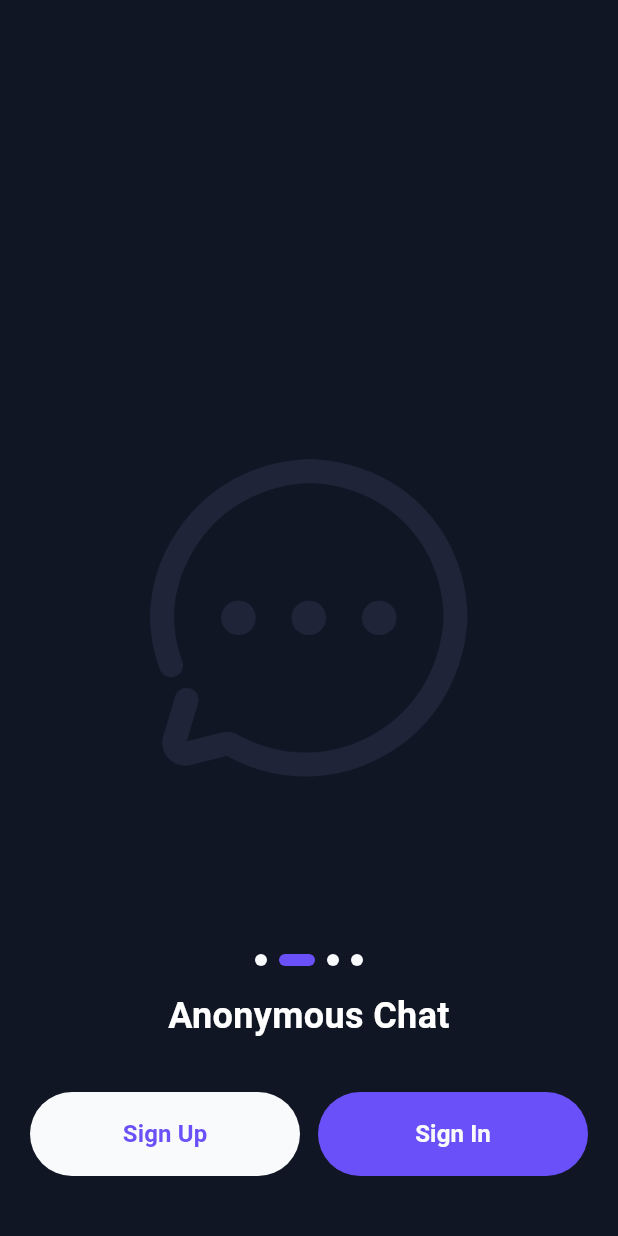
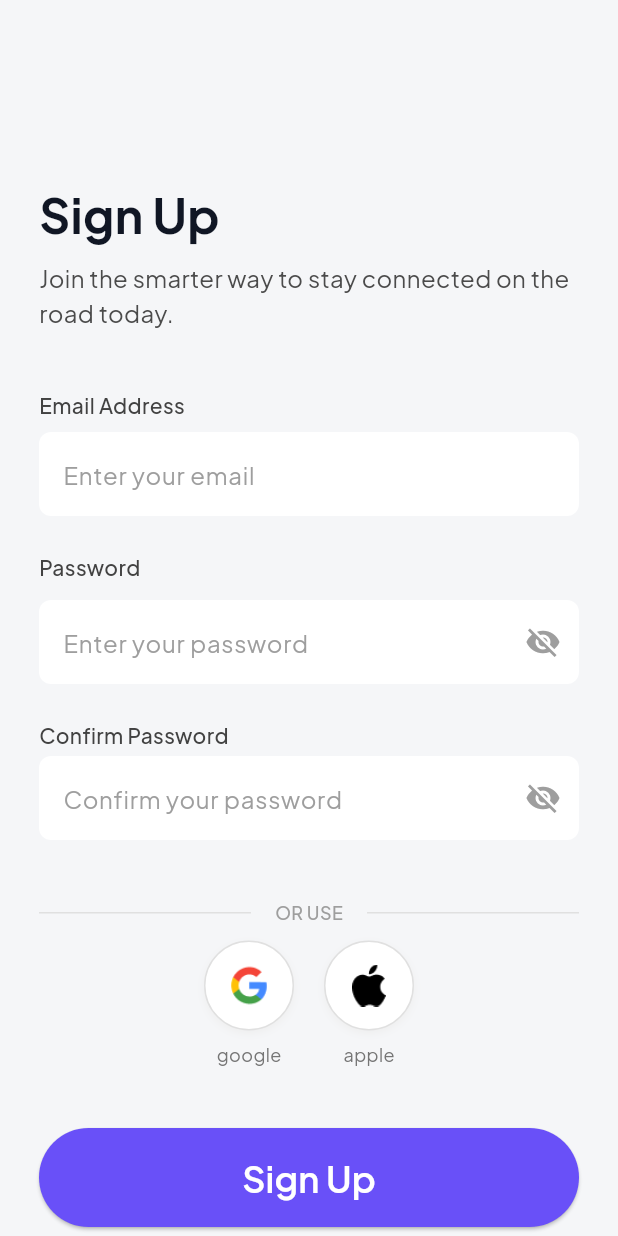
Before and after one commit to belladev250/On-Dock, a Flutter app: the screen it shows after launch, after a tap on "Sign Up", on a phone screen of 412 x 824 dp. Run offline on Flutter 3.47's test engine with Material 3 defaults, Android fonts, the light colour scheme and no system bars.

Commit message:
register page

```diff
--- a/lib/constants/colors.dart
+++ b/lib/constants/colors.dart
@@ -5,6 +5,7 @@ class AppColors {
   static const Color darkPurple = Color(0xFF101624);
   static const Color purple = Color(0xFF6950F8);
   static const Color accent = Color(0xFFFFFFFF);
+  static const Color bgColor = Color(0xFFF5F6F8);
 
   // Neutral colors
   static const Color lightred = Color(0xFFFD7F82);
--- a/lib/home_screen.dart
+++ b/lib/home_screen.dart
@@ -88,10 +88,14 @@ class _HomeScreenState extends State<HomeScreen> {
             });
           }
         },
+
         child: Stack(
       children: [
             // Fading icon in the center
-            Center(
+  Positioned(
+  top: 230,
+  left: 0,
+  right: 0,
   child: AnimatedSwitcher(
     duration: const Duration(milliseconds: 500),
     transitionBuilder: (Widget child, Animation<double> animation) {
@@ -114,10 +118,9 @@ class _HomeScreenState extends State<HomeScreen> {
     ),
   ),
 ),
-
           // Fixed dots near bottom
           Positioned(
-            bottom: 180,
+            bottom: 230,
             left: 0,
             right: 0,
             child: Row(
@@ -131,7 +134,7 @@ class _HomeScreenState extends State<HomeScreen> {
 
           // Fading text below dots
           Positioned(
-            bottom: 130,
+            bottom: 150,
             left: 20,
             right: 20,
             child: AnimatedSwitcher(
@@ -147,8 +150,9 @@ class _HomeScreenState extends State<HomeScreen> {
                 key: ValueKey<int>(_currentPage),
                 style: const TextStyle(
                   color: Colors.white,
-                  fontSize: 24,
-                  fontWeight: FontWeight.bold,
+                  fontSize: 30,
+                  fontWeight: FontWeight.w600,
+                  fontFamily: "PlusJakartaSans",
                 ),
                 textAlign: TextAlign.center,
               ),
@@ -179,8 +183,9 @@ class _HomeScreenState extends State<HomeScreen> {
                       child: const Text(
                         'Sign Up',
                         style: TextStyle(
-                          fontSize: 16,
+                          fontSize: 22,
                           fontWeight: FontWeight.w600,
+                          fontFamily: "PlusJakartaSans",
                         ),
                       ),
                     ),
@@ -204,8 +209,9 @@ class _HomeScreenState extends State<HomeScreen> {
                       child: const Text(
                         'Sign In',
                         style: TextStyle(
-                          fontSize: 16,
+                          fontSize: 22,
                           fontWeight: FontWeight.w600,
+                          fontFamily: "PlusJakartaSans",
                         ),
                       ),
                     ),
--- a/lib/login.dart
+++ b/lib/login.dart
@@ -0,0 +1,23 @@
+import 'package:flutter/material.dart';
+
+class Login extends StatefulWidget {
+  const Login({super.key});
+
+  @override
+  State<Login> createState() => _LoginState();
+}
+
+class _LoginState extends State<Login> {
+  @override
+  Widget build(BuildContext context) {
+    return const Scaffold(
+
+      body: Center(
+        child: Text(
+          "Login Page",
+
+        ),
+      ),
+    );
+  }
+}
--- a/lib/main.dart
+++ b/lib/main.dart
@@ -1,7 +1,8 @@
 import 'package:flutter/material.dart';
 import 'package:on_dock/splash_screen.dart';
 import 'package:on_dock/home_screen.dart';
-
+import 'register.dart';
+import 'login.dart';
 void main() {
   runApp(const MyApp());
 }
@@ -15,11 +16,15 @@ class MyApp extends StatelessWidget {
       title: 'onDock',
       theme: ThemeData(
         primarySwatch: Colors.blue,
+        fontFamily: 'PlusJakartaSans'
       ),
       initialRoute: '/',
       routes: {
         '/': (context) => const SplashScreen(),
         '/home': (context) => const HomeScreen(),
+       '/signin': (context) => const Login(),
+       '/signup': (context) => const Register(),
+
       },
     );
   }
--- a/lib/register.dart
+++ b/lib/register.dart
@@ -0,0 +1,314 @@
+import 'package:flutter/material.dart';
+import 'constants/colors.dart';
+
+class Register extends StatefulWidget {
+  const Register({super.key});
+
+  @override
+  State<Register> createState() => _RegisterState();
+}
+
+class _RegisterState extends State<Register> {
+  bool _obscureText = true;
+  bool _obscureConfirmText = true;
+
+  @override
+  Widget build(BuildContext context) {
+    return Scaffold(
+      backgroundColor: AppColors.bgColor,
+      body: SingleChildScrollView(
+        child: Padding(
+          padding: const EdgeInsets.symmetric(horizontal: 26.0),
+          child: Column(
+            crossAxisAlignment: CrossAxisAlignment.start,
+            children: [
+              const SizedBox(height: 120),
+
+              // Title
+             const Text(
+                "Sign Up",
+                style: TextStyle(
+                  fontSize: 32,
+                  fontWeight: FontWeight.bold,
+                   color: AppColors.darkPurple,
+                  fontFamily: "PlusJakartaSans",
+                ),
+              ),
+
+              const SizedBox(height: 8),
+
+              // Subtitle
+              const Text(
+                "Join the smarter way to stay connected on the road today.",
+                style: TextStyle(
+                  fontSize: 16,
+                  color: AppColors.darkGrey,
+                  fontFamily: "PlusJakartaSans",
+                ),
+              ),
+
+              const SizedBox(height: 40),
+
+              // Email Address Label
+              Text(
+                "Email Address",
+                style: TextStyle(
+                  fontSize: 14,
+                  fontWeight: FontWeight.w500,
+                  color: Colors.grey[800],
+                ),
+              ),
+
+              const SizedBox(height: 8),
+
+              // Email Text Field
+              Container(
+                decoration: BoxDecoration(
+                  color: Colors.white,
+                  borderRadius: BorderRadius.circular(8),
+
+                ),
+                child: TextField(
+                  decoration: InputDecoration(
+                    hintText: "Enter your email",
+                    hintStyle: TextStyle(color: Colors.grey[500]),
+                    border: InputBorder.none,
+                    contentPadding: const EdgeInsets.all(16),
+                  ),
+                  style: TextStyle(color: Colors.grey[800]),
+                  keyboardType: TextInputType.emailAddress,
+                ),
+              ),
+
+              const SizedBox(height: 24),
+
+              // Password Label
+              Text(
+                "Password",
+                style: TextStyle(
+                  fontSize: 14,
+                  fontWeight: FontWeight.w500,
+                  color: Colors.grey[800],
+                ),
+              ),
+
+              const SizedBox(height: 4),
+
+
+
+              const SizedBox(height: 8),
+
+              // Password Text Field
+              Container(
+                decoration: BoxDecoration(
+                  color: Colors.white,
+                  borderRadius: BorderRadius.circular(8),
+
+                ),
+                child: TextField(
+                  decoration: InputDecoration(
+                    hintText: "Enter your password",
+                    hintStyle: TextStyle(color: Colors.grey[500]),
+                    border: InputBorder.none,
+                    contentPadding: const EdgeInsets.all(16),
+                    suffixIcon: IconButton(
+                      icon: Icon(
+                        _obscureText ? Icons.visibility_off : Icons.visibility,
+                        color: Colors.grey[500],
+                      ),
+                      onPressed: () {
+                        setState(() {
+                          _obscureText = !_obscureText;
+                        });
+                      },
+                    ),
+                  ),
+                  style: TextStyle(color: Colors.grey[800]),
+                  obscureText: _obscureText,
+                ),
+              ),
+
+              const SizedBox(height: 24),
+
+              // Confirm Password Label
+              Text(
+                "Confirm Password",
+                style: TextStyle(
+                  fontSize: 14,
+                  fontWeight: FontWeight.w500,
+                  color: Colors.grey[800],
+                ),
+              ),
+
+              const SizedBox(height: 4),
+
+
+
+              // Confirm Password Text Field
+              Container(
+                decoration: BoxDecoration(
+                  color: Colors.white,
+                  borderRadius: BorderRadius.circular(8),
+
+                ),
+                child: TextField(
+                  decoration: InputDecoration(
+                    hintText: "Confirm your password",
+                    hintStyle: TextStyle(color: Colors.grey[500]),
+                    border: InputBorder.none,
+                    contentPadding: const EdgeInsets.all(16),
+                    suffixIcon: IconButton(
+                      icon: Icon(
+                        _obscureConfirmText ? Icons.visibility_off : Icons.visibility,
+                        color: Colors.grey[500],
+                      ),
+                      onPressed: () {
+                        setState(() {
+                          _obscureConfirmText = !_obscureConfirmText;
+                        });
+                      },
+                    ),
+                  ),
+                  style: TextStyle(color: Colors.grey[800]),
+                  obscureText: _obscureConfirmText,
+                ),
+              ),
+
+              const SizedBox(height: 40),
+
+              // Horizontal Divider
+              Row(
+                children: [
+                  Expanded(
+                    child: Divider(color: Colors.grey[300]),
+                  ),
+                  Padding(
+                    padding: const EdgeInsets.symmetric(horizontal: 16.0),
+                    child: Text(
+                      "OR USE",
+                      style: TextStyle(
+                        fontSize: 12,
+                        color: Colors.grey[500],
+                        fontWeight: FontWeight.w500,
+                      ),
+                    ),
+                  ),
+                  Expanded(
+                    child: Divider(color: Colors.grey[300]),
+                  ),
+                ],
+              ),
+
+              const SizedBox(height: 10),
+
+              // Social Media Buttons
+         Row(
+        mainAxisAlignment: MainAxisAlignment.center,
+         children: [
+        _buildSocialButton("assets/icons/google.png","google"),
+        const SizedBox(width: 20),
+       _buildSocialButton("assets/icons/apple.png","apple"),
+  ],
+),
+
+              const SizedBox(height: 40),
+
+              // Sign Up Button
+              SizedBox(
+                width: double.infinity,
+                child: ElevatedButton(
+                  onPressed: () {
+                    // Handle sign up
+                  },
+                  style: ElevatedButton.styleFrom(
+                    backgroundColor: AppColors.purple,
+                    foregroundColor: Colors.white,
+                    padding: const EdgeInsets.symmetric(vertical: 16),
+                    shape: RoundedRectangleBorder(
+                      borderRadius: BorderRadius.circular(80),
+                    ),
+                  ),
+                  child: const Text(
+                    "Sign Up",
+                    style: TextStyle(
+                      fontSize: 24,
+                      fontWeight: FontWeight.w600,
+                    ),
+                  ),
+                ),
+              ),
+
+              const SizedBox(height: 24),
+
+              // Sign In Link
+              Center(
+                child: RichText(
+                  text: TextSpan(
+                    text: "Already have an account? ",
+                    style: TextStyle(
+                      color: Colors.grey[600],
+                      fontSize: 14,
+                    ),
+                    children: const [
+                      TextSpan(
+                        text: "Sign In",
+                        style: TextStyle(
+                          color: AppColors.purple,
+                          fontWeight: FontWeight.w600,
+                        ),
+                      ),
+                    ],
+                  ),
+                ),
+              ),
+
+              const SizedBox(height: 40),
+            ],
+          ),
+        ),
+      ),
+    );
+  }
+
+
+  Widget _buildSocialButton(String imagePath, String label) {
+  return Column(
+    children: [
+      Container(
+        width: 60,
+        height: 60,
+        decoration: BoxDecoration(
+          color: Colors.white,
+          borderRadius: BorderRadius.circular(30),
+          border: Border.all(color: Colors.grey[300]!),
+          boxShadow: [
+            BoxShadow(
+              color: Colors.grey[200]!,
+              blurRadius: 4,
+              offset: const Offset(0, 2),
+            ),
+          ],
+        ),
+        child: Center(
+          child: Image.asset(
+            imagePath,
+            width: 28,
+            height: 28,
+            fit: BoxFit.contain,
+          ),
+        ),
+      ),
+      const SizedBox(height: 8),
+      Text(
+        label,
+        style: TextStyle(
+          fontSize: 12,
+          color: Colors.grey[600],
+        ),
+      ),
+    ],
+  );
+}
+
+
+}
```
Also changed, not shown: pubspec.yaml (+12 -10 lines), assets/icons/apple.png (added), assets/icons/google.png (added). Lines whose indentation alone changed are shown as unchanged.
